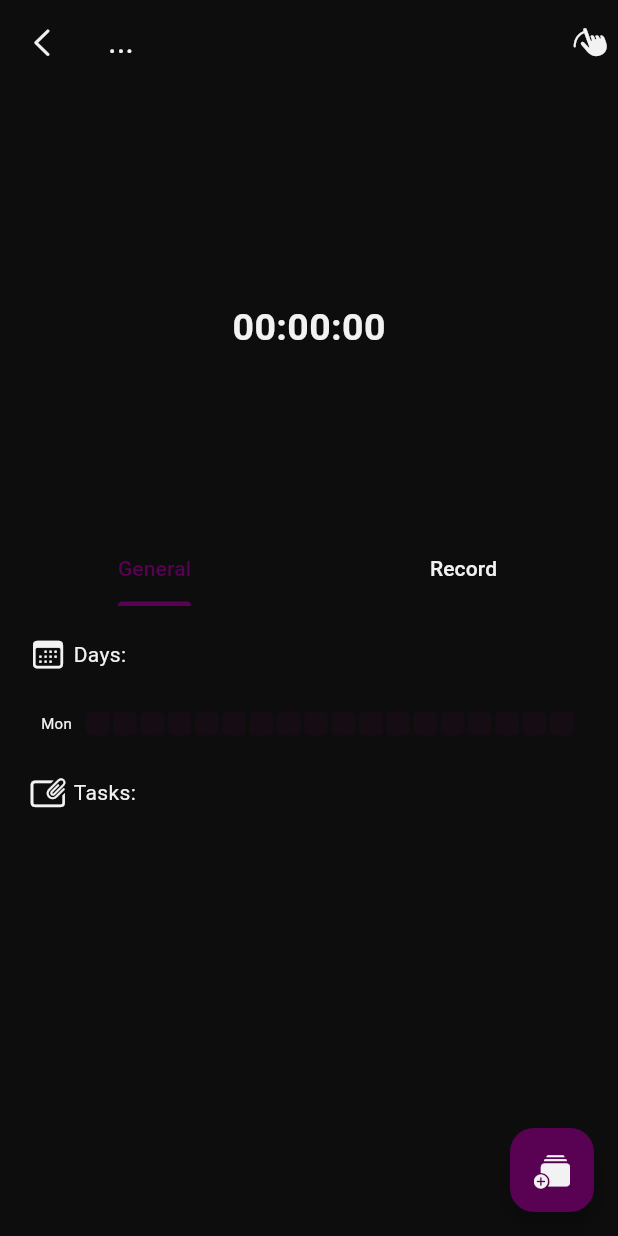
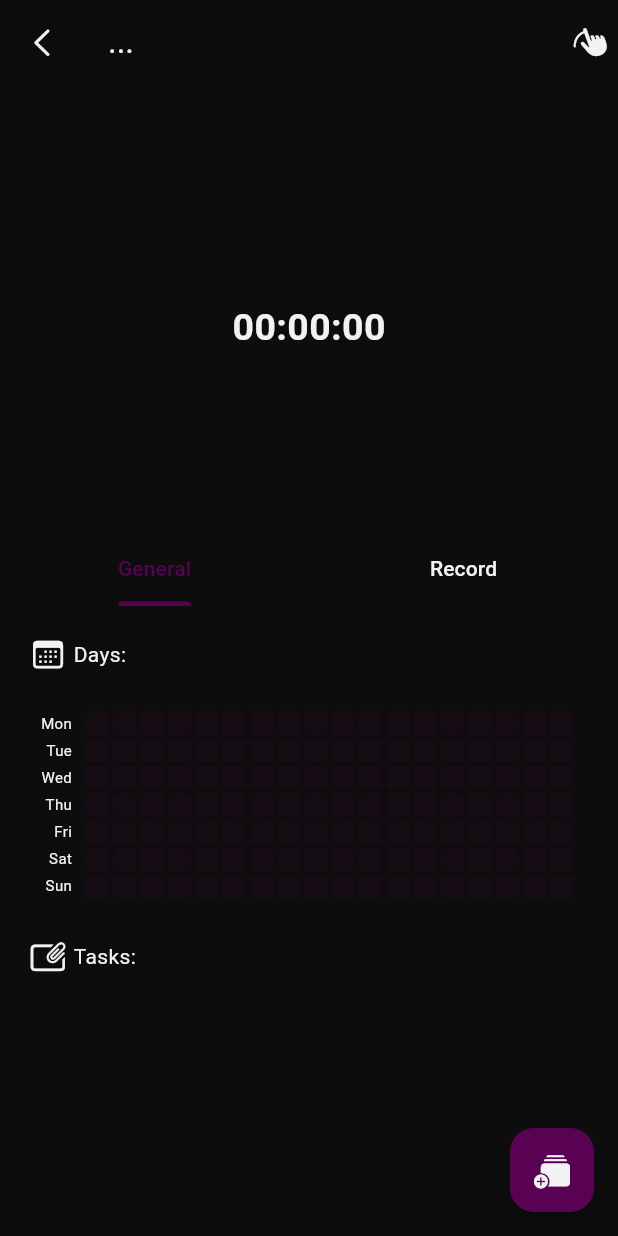
Before and after one commit to Corro-Kun/Project-TrackBuzz, a Flutter app: the ProjectInformation screen opened directly with empty values, on a phone screen of 412 x 824 dp. Run offline on Flutter 3.47's test engine with Material 3 defaults, Android fonts, the phone set to English and light mode, and no system bars; our stand-ins replace bloc, flutter_bloc, flutter_colorpicker, flutter_local_notifications, get_it, google_nav_bar and 4 more; accounts and stored records are empty.

Commit message:
fixed bug in activity.dart

```diff
--- a/lib/features/project/presentation/pages/project_information.dart
+++ b/lib/features/project/presentation/pages/project_information.dart
@@ -350,9 +350,6 @@ class _ProjectInformationState extends State<ProjectInformation>
             if (state is RecordLoading) {
               return PreLoader();
             } else if (state is RecordLoaded) {
-              List<String> date = List.generate(state.records.length, (i) {
-                return state.records[i].start;
-              });
               return Padding(
                 padding: EdgeInsets.only(
                   right: 20,
@@ -360,7 +357,7 @@ class _ProjectInformationState extends State<ProjectInformation>
                   top: 5,
                   bottom: 5,
                 ),
-                child: Activity(dateStrings: date),
+                child: Activity(dateList: state.records),
               );
             } else {
               return SizedBox.shrink();
--- a/lib/features/project/presentation/widgets/activity.dart
+++ b/lib/features/project/presentation/widgets/activity.dart
@@ -1,21 +1,27 @@
 import 'package:flutter/material.dart';
 import 'package:intl/intl.dart';
+import 'package:trackbuzz/features/track/data/models/record_model.dart';
+import 'package:trackbuzz/shared/functions/time_format_record.dart';
 import 'package:trackbuzz/utils/l10n/app_localizations.dart';
 
 class Activity extends StatelessWidget {
-  final List<String> dateStrings;
+  final List<RecordModel> dateList;
 
-  const Activity({super.key, required this.dateStrings});
+  const Activity({super.key, required this.dateList});
 
   @override
   Widget build(BuildContext context) {
     final loc = AppLocalizations.of(context);
 
     final activityMap = <DateTime, int>{};
-    for (var dateStr in dateStrings) {
-      final date = DateTime.parse(dateStr);
+    final timeMap = <DateTime, int>{};
+    for (var i = 0; i < dateList.length; i++) {
+      final date = DateTime.parse(dateList[i].start);
       final normalizedDate = DateTime(date.year, date.month, date.day);
       activityMap[normalizedDate] = (activityMap[normalizedDate] ?? 0) + 1;
+      timeMap[normalizedDate] =
+          (timeMap[normalizedDate] ?? 0) +
+          DateTime.parse(dateList[i].finish ?? '').difference(date).inSeconds;
     }
 
     final now = DateTime.now();
@@ -27,8 +33,6 @@ class Activity extends StatelessWidget {
       weeks.add(currentDate);
       currentDate = currentDate.add(const Duration(days: 7));
     }
-
-    final currentWeekday = now.weekday % 7;
 
     return LayoutBuilder(
       builder: (context, constraints) {
@@ -44,8 +48,6 @@ class Activity extends StatelessWidget {
             Column(
               mainAxisSize: MainAxisSize.min,
               children: List.generate(7, (index) {
-                if (index > currentWeekday) return const SizedBox.shrink();
-
                 final weekday = [
                   loc?.translate('mon') ?? 'Mon',
                   loc?.translate('tue') ?? 'Tue',
@@ -55,6 +57,7 @@ class Activity extends StatelessWidget {
                   loc?.translate('sat') ?? 'Sat',
                   loc?.translate('sun') ?? 'Sun',
                 ][index];
+
                 return Container(
                   height: 16,
                   width: 32,
@@ -78,25 +81,26 @@ class Activity extends StatelessWidget {
                 mainAxisSize: MainAxisSize.min,
                 crossAxisAlignment: CrossAxisAlignment.start,
                 children: List.generate(7, (rowIndex) {
-                  if (rowIndex > currentWeekday) return const SizedBox.shrink();
-
                   return Row(
                     mainAxisSize: MainAxisSize.min,
                     children: visibleWeeks.map((weekStart) {
                       final dayDate = weekStart.add(Duration(days: rowIndex));
-                      if (dayDate.isAfter(now)) return const SizedBox.shrink();
+
+                      if (dayDate.isAfter(now)) {
+                        return const SizedBox.shrink();
+                      }
 
                       final activityCount = activityMap[dayDate] ?? 0;
-                      final color = _getColorForActivity(
-                        activityCount,
-                        context,
-                      );
+                      final timeCount = timeMap[dayDate] ?? 0;
+                      final color = _getColorForActivity(timeCount, context);
 
                       return Tooltip(
                         message: activityCount > 0
                             ? '${DateFormat('MMM d, y', loc?.locale.languageCode == 'en' ? 'en_US' : 'es_ES').format(dayDate)}\n'
+                                  '${timeFormatRecord(timeCount)}\n'
                                   '$activityCount ${activityCount == 1 ? loc?.translate('activity') ?? 'activity' : loc?.translate('activities') ?? 'activities'}'
                             : '${loc?.translate('no_activity') ?? 'No activity on'} ${DateFormat('MMM d, y', loc?.locale.languageCode == 'en' ? 'en_US' : 'es_ES').format(dayDate)}',
+                        textAlign: TextAlign.center,
                         child: Container(
                           width: 16,
                           height: 16,
@@ -124,8 +128,14 @@ DateTime _getPreviousMonday(DateTime date) {
 }
 
 Color _getColorForActivity(int count, context) {
+  // nothing
   if (count == 0) return Theme.of(context).colorScheme.primary.withOpacity(0.1);
-  if (count <= 2) return Theme.of(context).colorScheme.primary.withOpacity(0.3);
-  if (count <= 5) return Theme.of(context).colorScheme.primary.withOpacity(0.5);
-  return Theme.of(context).colorScheme.primary.withOpacity(1);
+  // 10 minutes
+  if (count <= 600)
+    return Theme.of(context).colorScheme.primary.withOpacity(0.5);
+  // 30 minutes
+  if (count <= 1800)
+    return Theme.of(context).colorScheme.primary.withOpacity(0.8);
+
+  return Theme.of(context).colorScheme.primary;
 }
```
